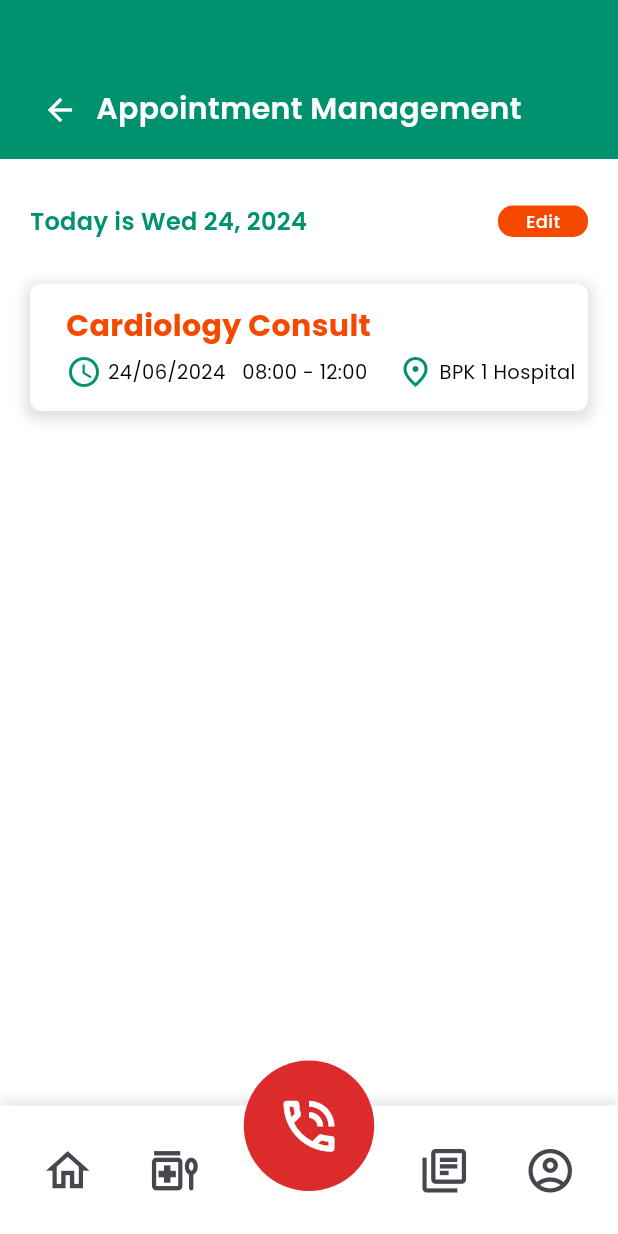
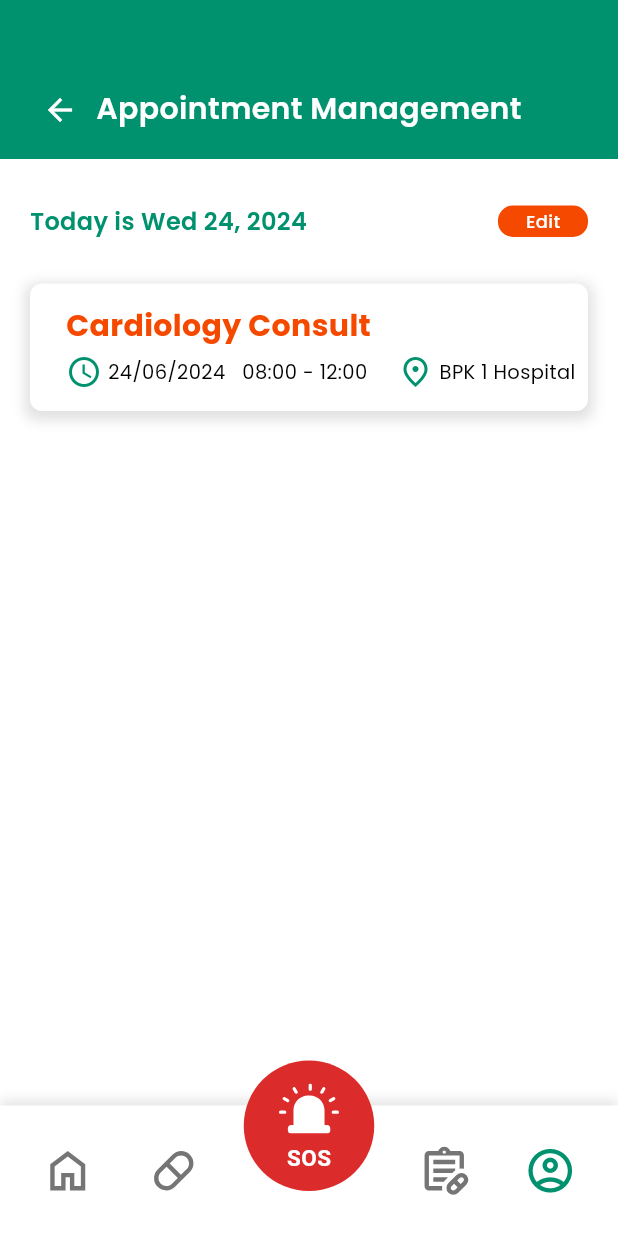
Before and after one commit to Dxchmxwww/CareYou, a Flutter app: the screen it shows after launch, after a tap on the "account circle" icon, on a phone screen of 412 x 824 dp. Run offline on Flutter 3.47's test engine with Material 3 defaults, Android fonts, the phone set to English and light mode, and no system bars; our stand-ins replace flutter_svg, google_fonts.

Commit message:
navbar_cancall_changedIcon

```diff
--- a/careyou/lib/widgets/navbar.dart
+++ b/careyou/lib/widgets/navbar.dart
@@ -1,14 +1,56 @@
 import 'package:flutter/material.dart';
+import 'package:flutter_svg/flutter_svg.dart';
+import 'package:url_launcher/url_launcher.dart';
 
-class NavBar extends StatelessWidget {
+class NavBar extends StatefulWidget {
   const NavBar({Key? key}) : super(key: key);
+
+  @override
+  _NavBarState createState() => _NavBarState();
+}
+
+class _NavBarState extends State<NavBar> {
+  int _selectedIndex = 0;
+
+  void _onItemTapped(int index) {
+    setState(() {
+      _selectedIndex = index;
+    });
+
+    switch (index) {
+      case 0:
+        Navigator.pushNamed(context, '/');
+        break;
+      case 1:
+        Navigator.pushNamed(context, '/medication');
+        break;
+      case 3:
+        Navigator.pushNamed(context, '/books');
+        break;
+      case 4:
+        Navigator.pushNamed(context, '/profile');
+        break;
+      default:
+        break;
+    }
+  }
+
+  Future<void> _call911() async {
+    final url = Uri.parse('tel:+123 456 789');
+                  if (await canLaunchUrl(url)) {
+                    await launchUrl(url);
+                  } else {
+                    throw 'Could not launch $url';
+                  }
+    print('successful call');
+  }
 
   @override
   Widget build(BuildContext context) {
     return Column(
       children: [
         Container(
-          height: 120,
+          height: 120,  // Adjust this height as needed
         ),
         Container(
           height: 87,
@@ -26,21 +68,19 @@ class NavBar extends StatelessWidget {
           child: Row(
             mainAxisAlignment: MainAxisAlignment.spaceEvenly,
             children: [
-              IconButton(
-                icon: const Icon(Icons.home_outlined),
-                onPressed: () {
-                  Navigator.pushNamed(context, '/');
-                },
-                iconSize: 35,
+              _buildIconButton(
+                'assets/images/home.svg',
+                _selectedIndex == 0 ? Color(0xFF00916E) : Colors.black54,
+                () => _onItemTapped(0),
               ),
-              IconButton(
-                icon: const Icon(Icons.medication_liquid_sharp),
-                onPressed: () {
-                  Navigator.pushNamed(context, '/');
-                },
-                iconSize: 35,
+              _buildIconButton(
+                'assets/images/pill.svg',
+                _selectedIndex == 1 ? Color(0xFF00916E) : Colors.black54,
+                () => _onItemTapped(1),
               ),
-              Transform.translate(
+              GestureDetector(
+                onTap: _call911,
+                child: Transform.translate(
                   offset: const Offset(0, -30),
                   child: Container(
                     width: 90,
@@ -49,29 +89,43 @@ class NavBar extends StatelessWidget {
                       shape: BoxShape.circle,
                       color: Color(0xFFDC2B2B),
                     ),
-                  child: IconButton(
-                    icon: const Icon(Icons.phone_in_talk_outlined),
-                    onPressed: () {
-                      Navigator.pushNamed(context, '/');
-                    },
+                    child: Column(
+                      mainAxisAlignment: MainAxisAlignment.center,
+                      children: [
+                        SvgPicture.asset(
+                          'assets/images/emergency.svg',
+                          width: 40,
+                          height: 40,
                           color: Colors.white,
-                    iconSize: 45,
+                        ),
+                        const SizedBox(height: 2),
+                        const Text(
+                          'SOS',
+                          style: TextStyle(
+                            color: Colors.white,
+                            fontWeight: FontWeight.bold,
+                            fontSize: 15,
+                          ),
+                        ),
+                      ],
                     ),
                   ),
                 ),
-              IconButton(
-                icon: const Icon(Icons.my_library_books_outlined),
-                onPressed: () {
-                  Navigator.pushNamed(context, '/');
-                },
-                iconSize: 35,
               ),
-              IconButton(
-                icon: const Icon(Icons.account_circle_outlined),
-                onPressed: () {
-                  Navigator.pushNamed(context, '/');
-                },
-                iconSize: 35,
+              _buildIconButton(
+                'assets/images/prescriptions.svg',
+                _selectedIndex == 3 ? Color(0xFF00916E) : Colors.black54,
+                () => _onItemTapped(3),
+              ),
+              _buildIconButton(
+                null, // Placeholder for non-SvgPicture icon
+                _selectedIndex == 4 ? Color(0xFF00916E) : Colors.black54,
+                () => _onItemTapped(4),
+                icon: Icon(
+                  Icons.account_circle_outlined,
+                  color: _selectedIndex == 4 ? Color(0xFF00916E) : Colors.black54,
+                  size: 35,
+                ),
               ),
             ],
           ),
@@ -79,4 +133,28 @@ class NavBar extends StatelessWidget {
       ],
     );
   }
+
+  Widget _buildIconButton(String? iconPath, Color color, Function()? onPressed, {Icon? icon}) {
+    Widget iconWidget;
+
+    if (iconPath != null) {
+      iconWidget = SvgPicture.asset(
+        iconPath,
+        width: 35,
+        height: 35,
+        color: color,
+      );
+    } else if (icon != null) {
+      iconWidget = icon;
+    } else {
+      // Default fallback icon (could be an empty container or another default widget)
+      iconWidget = Container();
     }
+
+    return IconButton(
+      icon: iconWidget,
+      onPressed: onPressed,
+      iconSize: 35,
+    );
+  }
+}
--- a/careyou/pubspec.yaml
+++ b/careyou/pubspec.yaml
@@ -31,6 +31,7 @@ dependencies:
   flutter:
     sdk: flutter
   google_fonts: ^6.2.1
+  flutter_svg: ^0.22.0
   font_awesome_flutter: ^10.3.0
 
 
@@ -39,6 +40,7 @@ dependencies:
   cupertino_icons: ^1.0.2
 
 dev_dependencies:
+  url_launcher: ^6.1.6
   flutter_test:
     sdk: flutter
 
@@ -66,6 +68,10 @@ flutter:
   #   - images/a_dot_ham.jpeg
   assets:
     - assets/images/crycat.jpeg
+    - assets/images/pill.svg
+    - assets/images/home.svg
+    - assets/images/
+
   # An image asset can refer to one or more resolution-specific "variants", see
   # https://flutter.dev/assets-and-images/#resolution-aware
 
```
Also changed, not shown: careyou/assets/images/emergency.svg (added), careyou/assets/images/home.svg (added), careyou/assets/images/pill.svg (added), careyou/assets/images/prescriptions.svg (added), careyou/flutter_01.png (added), careyou/pubspec.lock, 5 other files. Lines whose indentation alone changed are shown as unchanged.
